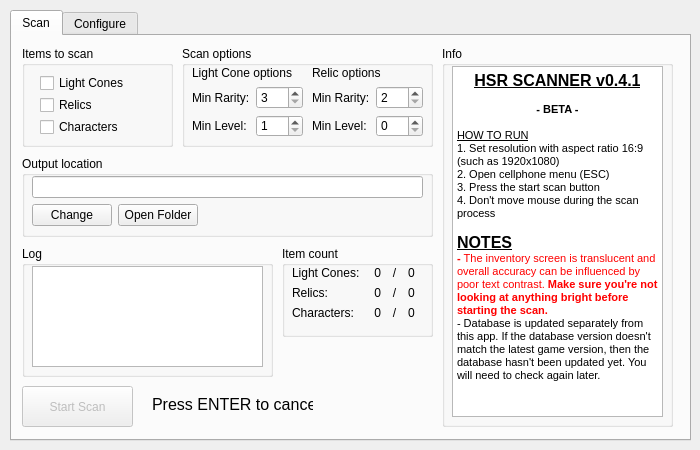
The window that src/ui/hsr_scanner.ui (kel-z/HSR-Scanner) describes before a commit, drawn with Qt 5.
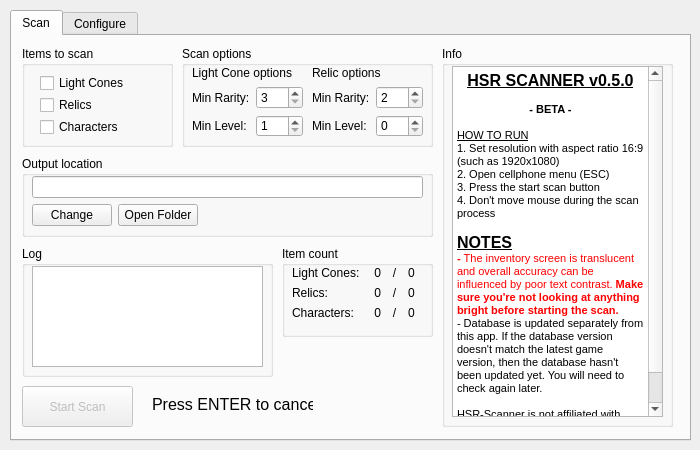
The same window after the commit.

Diff of the .ui file:
```diff
--- a/src/ui/hsr_scanner.ui
+++ b/src/ui/hsr_scanner.ui
@@ -500,7 +500,7 @@
 &lt;html&gt;&lt;head&gt;&lt;meta name=&quot;qrichtext&quot; content=&quot;1&quot; /&gt;&lt;style type=&quot;text/css&quot;&gt;
 p, li { white-space: pre-wrap; }
 &lt;/style&gt;&lt;/head&gt;&lt;body style=&quot; font-family:'MS Shell Dlg 2'; font-size:8.25pt; font-weight:400; font-style:normal;&quot;&gt;
-&lt;p align=&quot;center&quot; style=&quot; margin-top:0px; margin-bottom:0px; margin-left:0px; margin-right:0px; -qt-block-indent:0; text-indent:0px;&quot;&gt;&lt;span style=&quot; font-size:12pt; font-weight:600; text-decoration: underline;&quot;&gt;HSR SCANNER v0.4.1&lt;/span&gt;&lt;/p&gt;
+&lt;p align=&quot;center&quot; style=&quot; margin-top:0px; margin-bottom:0px; margin-left:0px; margin-right:0px; -qt-block-indent:0; text-indent:0px;&quot;&gt;&lt;span style=&quot; font-size:12pt; font-weight:600; text-decoration: underline;&quot;&gt;HSR SCANNER v0.5.0&lt;/span&gt;&lt;/p&gt;
 &lt;p align=&quot;center&quot; style=&quot;-qt-paragraph-type:empty; margin-top:0px; margin-bottom:0px; margin-left:0px; margin-right:0px; -qt-block-indent:0; text-indent:0px;&quot;&gt;&lt;br /&gt;&lt;/p&gt;
 &lt;p align=&quot;center&quot; style=&quot; margin-top:0px; margin-bottom:0px; margin-left:0px; margin-right:0px; -qt-block-indent:0; text-indent:0px;&quot;&gt;&lt;span style=&quot; font-weight:600;&quot;&gt;- BETA -&lt;/span&gt;&lt;/p&gt;
 &lt;p align=&quot;center&quot; style=&quot;-qt-paragraph-type:empty; margin-top:0px; margin-bottom:0px; margin-left:0px; margin-right:0px; -qt-block-indent:0; text-indent:0px;&quot;&gt;&lt;br /&gt;&lt;/p&gt;
@@ -512,7 +512,9 @@
 &lt;p style=&quot;-qt-paragraph-type:empty; margin-top:0px; margin-bottom:0px; margin-left:0px; margin-right:0px; -qt-block-indent:0; text-indent:0px; font-size:8pt;&quot;&gt;&lt;br /&gt;&lt;/p&gt;
 &lt;p style=&quot; margin-top:0px; margin-bottom:0px; margin-left:0px; margin-right:0px; -qt-block-indent:0; text-indent:0px;&quot;&gt;&lt;span style=&quot; font-size:12pt; font-weight:600; text-decoration: underline;&quot;&gt;NOTES&lt;/span&gt;&lt;/p&gt;
 &lt;p style=&quot; margin-top:0px; margin-bottom:0px; margin-left:0px; margin-right:0px; -qt-block-indent:0; text-indent:0px;&quot;&gt;&lt;span style=&quot; font-size:8pt; font-weight:600; color:#ff0000;&quot;&gt;- &lt;/span&gt;&lt;span style=&quot; font-size:8pt; color:#ff0000;&quot;&gt;The inventory screen is translucent and overall accuracy can be influenced by poor text contrast. &lt;/span&gt;&lt;span style=&quot; font-size:8pt; font-weight:600; color:#ff0000;&quot;&gt;Make sure you're not looking at anything bright before starting the scan.&lt;/span&gt;&lt;/p&gt;
-&lt;p style=&quot; margin-top:0px; margin-bottom:0px; margin-left:0px; margin-right:0px; -qt-block-indent:0; text-indent:0px;&quot;&gt;- Database is updated separately from this app. If the database version doesn't match the latest game version, then the database hasn't been updated yet. You will need to check again later.&lt;/p&gt;&lt;/body&gt;&lt;/html&gt;</string>
+&lt;p style=&quot; margin-top:0px; margin-bottom:0px; margin-left:0px; margin-right:0px; -qt-block-indent:0; text-indent:0px;&quot;&gt;- Database is updated separately from this app. If the database version doesn't match the latest game version, then the database hasn't been updated yet. You will need to check again later.&lt;/p&gt;
+&lt;p style=&quot;-qt-paragraph-type:empty; margin-top:0px; margin-bottom:0px; margin-left:0px; margin-right:0px; -qt-block-indent:0; text-indent:0px;&quot;&gt;&lt;br /&gt;&lt;/p&gt;
+&lt;p style=&quot; margin-top:0px; margin-bottom:0px; margin-left:0px; margin-right:0px; -qt-block-indent:0; text-indent:0px;&quot;&gt;HSR-Scanner is not affiliated with, endorsed, sponsored, or approved by HoYoverse.&lt;/p&gt;&lt;/body&gt;&lt;/html&gt;</string>
        </property>
       </widget>
      </widget>
```
Left out of the diff: 2 changed lines with no effect on the pictures.
